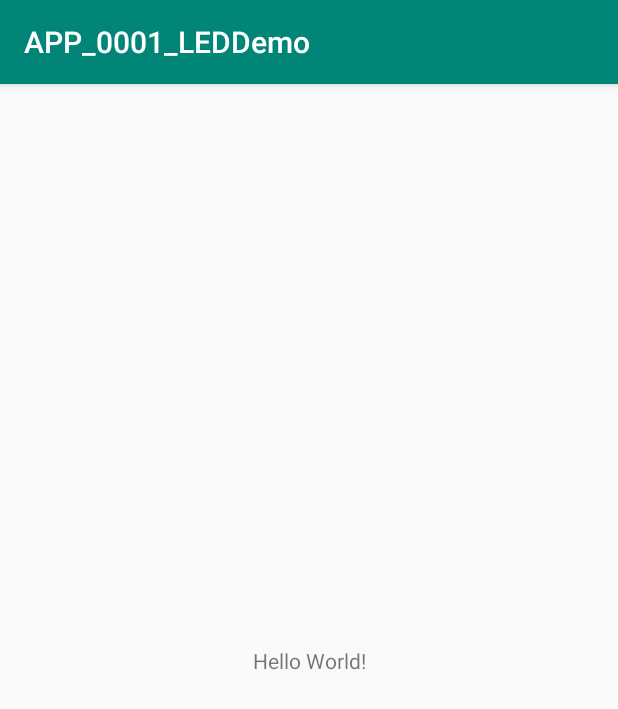
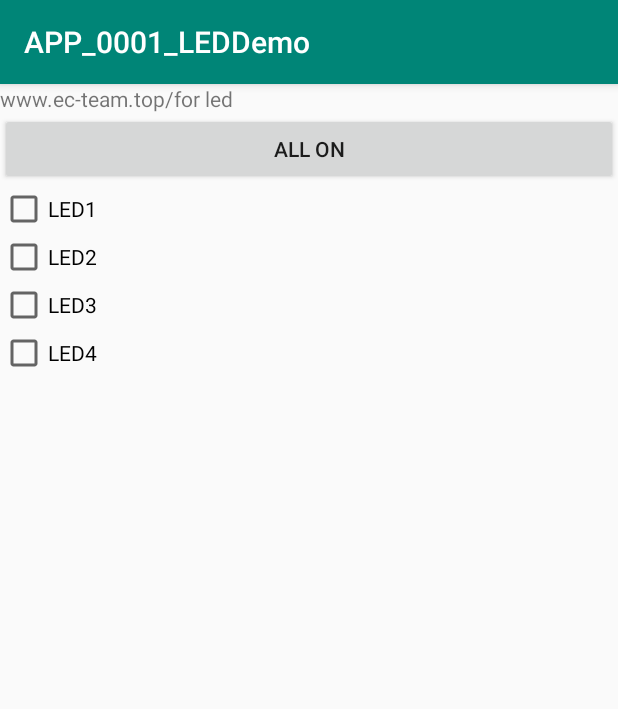
Before and after one commit to ztjshaha/Android_Project, an Android app: the screen it shows after launch (MainActivity), on a phone screen of 412 x 824 dp. Shown: the top 709 px of the screen. Run offline under Robolectric (Android 15) with nearby library versions, the phone set to English and light mode, and no system bars.

Commit message:
v2,add button and checkbox

```diff
--- a/APP_0001_LEDDemo/app/src/main/res/layout/activity_main.xml
+++ b/APP_0001_LEDDemo/app/src/main/res/layout/activity_main.xml
@@ -1,18 +1,44 @@
 <?xml version="1.0" encoding="utf-8"?>
-<android.support.constraint.ConstraintLayout xmlns:android="http://schemas.android.com/apk/res/android"
+<LinearLayout xmlns:android="http://schemas.android.com/apk/res/android"
     xmlns:app="http://schemas.android.com/apk/res-auto"
     xmlns:tools="http://schemas.android.com/tools"
     android:layout_width="match_parent"
     android:layout_height="match_parent"
-    tools:context=".MainActivity">
+    tools:context=".MainActivity"
+    android:orientation="vertical"
+    >
 
     <TextView
         android:layout_width="wrap_content"
         android:layout_height="wrap_content"
-        android:text="Hello World!"
+        android:text="www.ec-team.top/for led"
         app:layout_constraintBottom_toBottomOf="parent"
         app:layout_constraintLeft_toLeftOf="parent"
         app:layout_constraintRight_toRightOf="parent"
         app:layout_constraintTop_toTopOf="parent" />
-
-</android.support.constraint.ConstraintLayout>
+    <Button
+        android:layout_width="fill_parent"
+        android:layout_height="wrap_content"
+        android:text="ALL ON"
+        />
+    <CheckBox
+    android:layout_width="fill_parent"
+    android:layout_height="wrap_content"
+    android:text="LED1"
+    />
+    <CheckBox
+        android:layout_width="fill_parent"
+        android:layout_height="wrap_content"
+        android:text="LED2"
+        />
+    <CheckBox
+        android:layout_width="fill_parent"
+        android:layout_height="wrap_content"
+        android:text="LED3"
+        />
+    <CheckBox
+        android:layout_width="fill_parent"
+        android:layout_height="wrap_content"
+        android:text="LED4"
+        />
+</LinearLayout>
```
